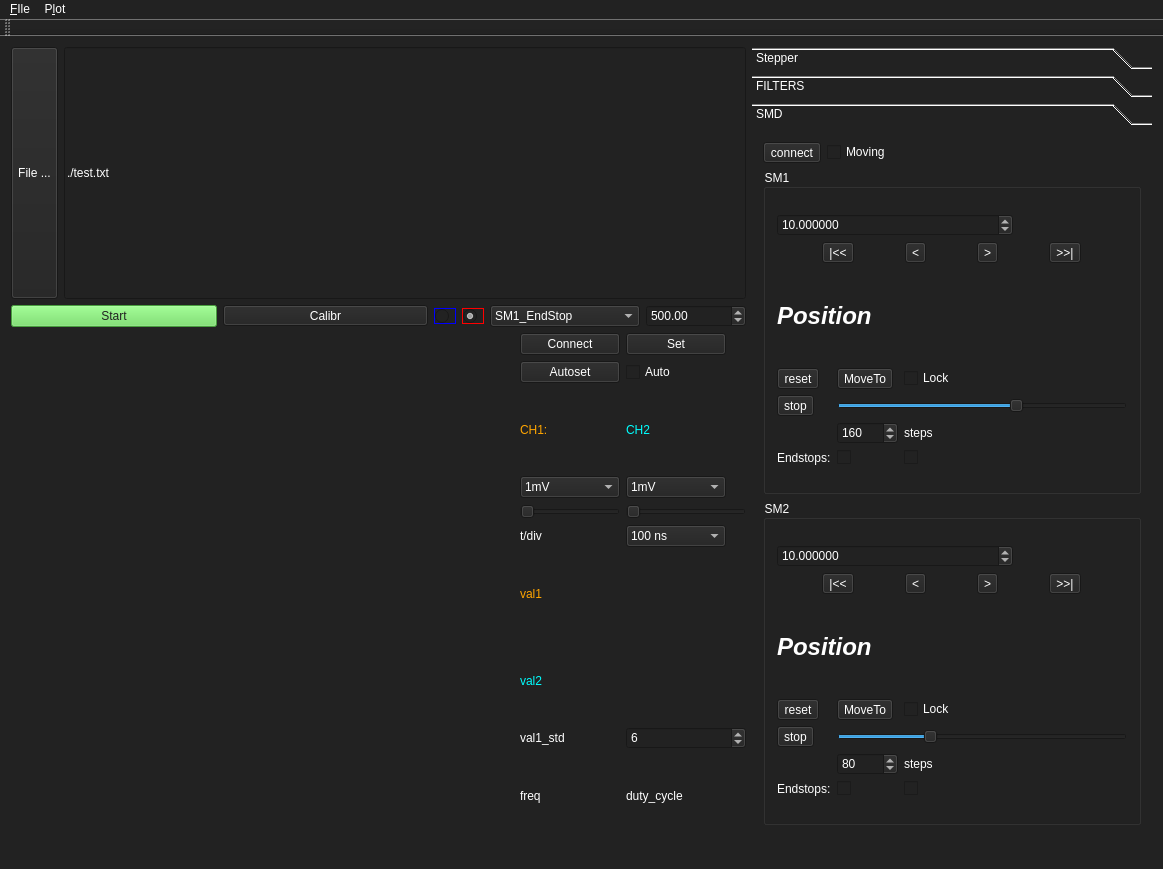
The window that mainwindow.ui (xkronosua/PICO_HG) describes before a commit, drawn with Qt 5.
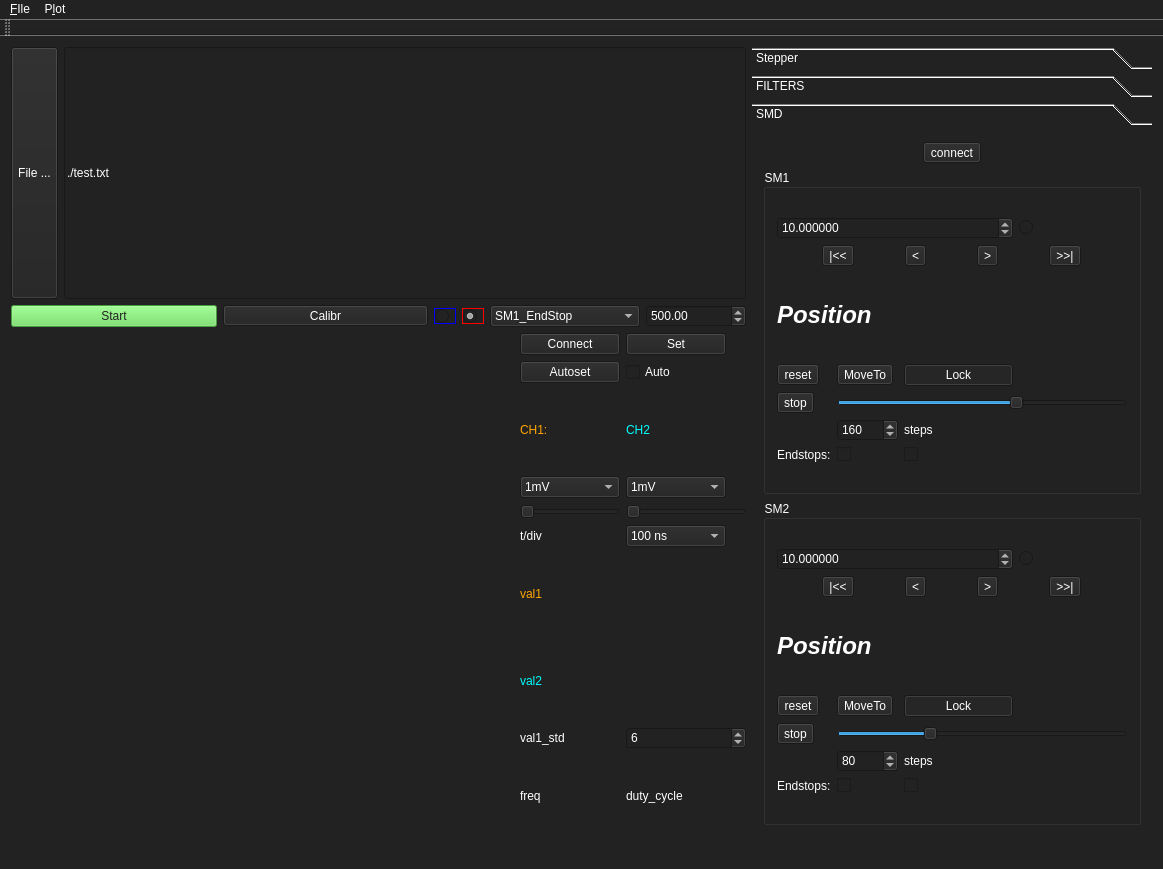
The same window after the commit. Icons and pictures are not drawn.

```diff
--- a/mainwindow.ui
+++ b/mainwindow.ui
@@ -658,9 +658,9 @@
        <property name="geometry">
         <rect>
          <x>0</x>
-         <y>0</y>
-         <width>355</width>
-         <height>685</height>
+         <y>-1</y>
+         <width>352</width>
+         <height>696</height>
         </rect>
        </property>
        <attribute name="label">
@@ -679,13 +679,6 @@
             </property>
            </widget>
           </item>
-          <item>
-           <widget class="QCheckBox" name="SMD_Moving">
-            <property name="text">
-             <string>Moving</string>
-            </property>
-           </widget>
-          </item>
          </layout>
         </item>
         <item>
@@ -703,13 +696,6 @@
                </property>
               </widget>
              </item>
-             <item row="4" column="2">
-              <widget class="QCheckBox" name="SM1_lock">
-               <property name="text">
-                <string>Lock</string>
-               </property>
-              </widget>
-             </item>
              <item row="7" column="0">
               <widget class="QLabel" name="label_3">
                <property name="text">
@@ -874,6 +860,26 @@
                </property>
               </widget>
              </item>
+             <item row="0" column="3">
+              <widget class="QRadioButton" name="SM1_moving">
+               <property name="text">
+                <string/>
+               </property>
+              </widget>
+             </item>
+             <item row="4" column="2">
+              <widget class="QPushButton" name="SM1_lock">
+               <property name="text">
+                <string>Lock</string>
+               </property>
+               <property name="checkable">
+                <bool>true</bool>
+               </property>
+               <property name="checked">
+                <bool>true</bool>
+               </property>
+              </widget>
+             </item>
             </layout>
            </item>
           </layout>
@@ -887,13 +893,6 @@
           <layout class="QGridLayout" name="gridLayout_11">
            <item row="0" column="0">
             <layout class="QGridLayout" name="gridLayout_5">
-             <item row="4" column="2">
-              <widget class="QCheckBox" name="SM2_lock">
-               <property name="text">
-                <string>Lock</string>
-               </property>
-              </widget>
-             </item>
              <item row="8" column="0">
               <widget class="QLabel" name="label_4">
                <property name="text">
@@ -1068,6 +1067,26 @@
                </property>
               </widget>
              </item>
+             <item row="0" column="3">
+              <widget class="QRadioButton" name="SM2_moving">
+               <property name="text">
+                <string/>
+               </property>
+              </widget>
+             </item>
+             <item row="4" column="2">
+              <widget class="QPushButton" name="SM2_lock">
+               <property name="text">
+                <string>Lock</string>
+               </property>
+               <property name="checkable">
+                <bool>true</bool>
+               </property>
+               <property name="checked">
+                <bool>true</bool>
+               </property>
+              </widget>
+             </item>
             </layout>
            </item>
           </layout>
```
Left out of the diff: 16 changed lines with no effect on the pictures.
